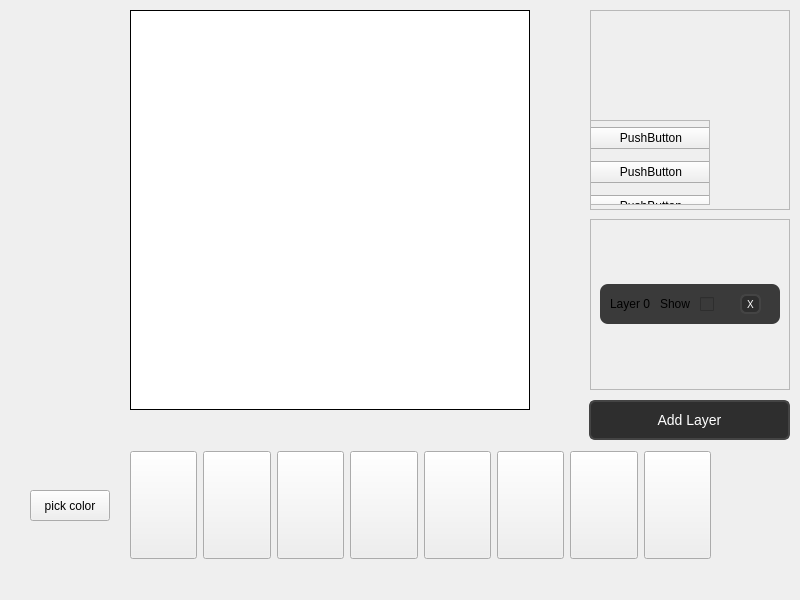
ElijahTolton/SpriteSmith, file mainwindow.ui: the form before one commit.
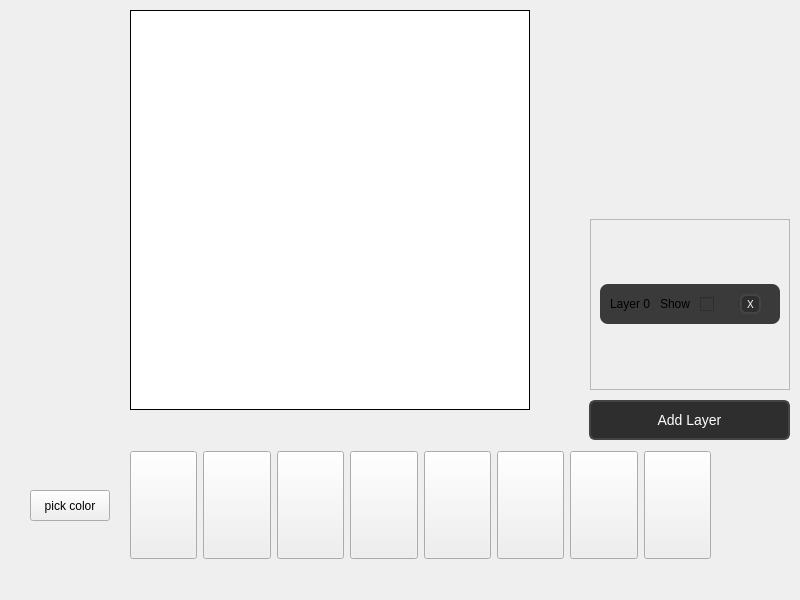
The form after the commit. Custom widgets are drawn as their Qt base class.

Patch:
```diff
--- a/mainwindow.ui
+++ b/mainwindow.ui
@@ -401,85 +401,6 @@
      </layout>
     </widget>
    </widget>
-   <widget class="QFrame" name="frame">
-    <property name="geometry">
-     <rect>
-      <x>590</x>
-      <y>10</y>
-      <width>200</width>
-      <height>200</height>
-     </rect>
-    </property>
-    <property name="frameShape">
-     <enum>QFrame::Shape::StyledPanel</enum>
-    </property>
-    <property name="frameShadow">
-     <enum>QFrame::Shadow::Raised</enum>
-    </property>
-   </widget>
-   <widget class="QScrollArea" name="scrollArea">
-    <property name="geometry">
-     <rect>
-      <x>590</x>
-      <y>120</y>
-      <width>120</width>
-      <height>85</height>
-     </rect>
-    </property>
-    <property name="widgetResizable">
-     <bool>true</bool>
-    </property>
-    <widget class="QWidget" name="scrollAreaWidgetContents">
-     <property name="geometry">
-      <rect>
-       <x>0</x>
-       <y>0</y>
-       <width>118</width>
-       <height>83</height>
-      </rect>
-     </property>
-     <widget class="QWidget" name="verticalLayoutWidget_2">
-      <property name="geometry">
-       <rect>
-        <x>-20</x>
-        <y>0</y>
-        <width>160</width>
-        <height>139</height>
-       </rect>
-      </property>
-      <layout class="QVBoxLayout" name="verticalLayout_2">
-       <item>
-        <widget class="QPushButton" name="pushButton_4">
-         <property name="text">
-          <string>PushButton</string>
-         </property>
-        </widget>
-       </item>
-       <item>
-        <widget class="QPushButton" name="pushButton_5">
-         <property name="text">
-          <string>PushButton</string>
-         </property>
-        </widget>
-       </item>
-       <item>
-        <widget class="QPushButton" name="pushButton_6">
-         <property name="text">
-          <string>PushButton</string>
-         </property>
-        </widget>
-       </item>
-       <item>
-        <widget class="QPushButton" name="pushButton_2">
-         <property name="text">
-          <string>PushButton</string>
-         </property>
-        </widget>
-       </item>
-      </layout>
-     </widget>
-    </widget>
-   </widget>
   </widget>
  </widget>
  <customwidgets>
```
